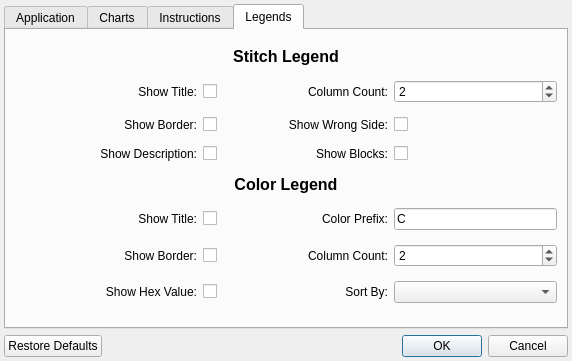
Above: src/settings.ui from iPenguin/CrochetCharts before the change. Below: the same form after it.
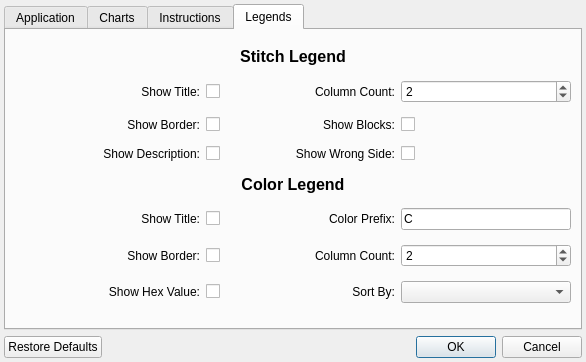
That is the form after the change. The open tabs and pages were chosen to show the change.

```diff
--- a/src/settings.ui
+++ b/src/settings.ui
@@ -6,8 +6,8 @@
    <rect>
     <x>0</x>
     <y>0</y>
-    <width>572</width>
-    <height>361</height>
+    <width>586</width>
+    <height>362</height>
    </rect>
   </property>
   <property name="windowTitle">
@@ -457,33 +457,7 @@
          </property>
         </widget>
        </item>
-       <item row="4" column="3">
-        <widget class="QLabel" name="label_16">
-         <property name="text">
-          <string>Show Blocks:</string>
-         </property>
-         <property name="alignment">
-          <set>Qt::AlignRight|Qt::AlignTrailing|Qt::AlignVCenter</set>
-         </property>
-         <property name="buddy">
-          <cstring>showStitchBlock</cstring>
-         </property>
-        </widget>
-       </item>
-       <item row="4" column="4" colspan="2">
-        <widget class="QCheckBox" name="showStitchBlock">
-         <property name="sizePolicy">
-          <sizepolicy hsizetype="Minimum" vsizetype="Fixed">
-           <horstretch>0</horstretch>
-           <verstretch>0</verstretch>
-          </sizepolicy>
-         </property>
-         <property name="text">
-          <string/>
-         </property>
-        </widget>
-       </item>
-       <item row="5" column="0" colspan="6">
+       <item row="6" column="0" colspan="6">
         <widget class="QLabel" name="label_21">
          <property name="sizePolicy">
           <sizepolicy hsizetype="Preferred" vsizetype="Fixed">
@@ -500,7 +474,7 @@
          </property>
         </widget>
        </item>
-       <item row="7" column="3">
+       <item row="8" column="3">
         <widget class="QLabel" name="label_9">
          <property name="text">
           <string>Color Prefix:</string>
@@ -513,14 +487,14 @@
          </property>
         </widget>
        </item>
-       <item row="7" column="4" colspan="2">
+       <item row="8" column="4" colspan="2">
         <widget class="QLineEdit" name="colorPrefix">
          <property name="text">
           <string>C</string>
          </property>
         </widget>
        </item>
-       <item row="8" column="0" colspan="2">
+       <item row="9" column="0" colspan="2">
         <widget class="QLabel" name="label_13">
          <property name="text">
           <string>Show Border:</string>
@@ -533,14 +507,14 @@
          </property>
         </widget>
        </item>
-       <item row="8" column="2">
+       <item row="9" column="2">
         <widget class="QCheckBox" name="showColorBorder">
          <property name="text">
           <string/>
          </property>
         </widget>
        </item>
-       <item row="8" column="3">
+       <item row="9" column="3">
         <widget class="QLabel" name="label_8">
          <property name="text">
           <string>Column Count:</string>
@@ -553,24 +527,24 @@
          </property>
         </widget>
        </item>
-       <item row="8" column="4" colspan="2">
-        <widget class="QSpinBox" name="colorLegendColumnCount">
-         <property name="minimum">
-          <number>1</number>
-         </property>
-         <property name="maximum">
-          <number>10</number>
-         </property>
-         <property name="value">
-          <number>2</number>
-         </property>
-        </widget>
-       </item>
        <item row="9" column="4" colspan="2">
+        <widget class="QSpinBox" name="colorLegendColumnCount">
+         <property name="minimum">
+          <number>1</number>
+         </property>
+         <property name="maximum">
+          <number>10</number>
+         </property>
+         <property name="value">
+          <number>2</number>
+         </property>
+        </widget>
+       </item>
+       <item row="10" column="4" colspan="2">
         <widget class="QComboBox" name="colorLegendSortBy"/>
        </item>
-       <item row="9" column="3">
-        <widget class="QLabel" name="label_11">
+       <item row="10" column="3">
+        <widget class="QLabel" name="colorSortByLbl">
          <property name="text">
           <string>Sort By:</string>
          </property>
@@ -582,33 +556,7 @@
          </property>
         </widget>
        </item>
-       <item row="3" column="3">
-        <widget class="QLabel" name="label_18">
-         <property name="text">
-          <string>Show Wrong Side:</string>
-         </property>
-         <property name="alignment">
-          <set>Qt::AlignRight|Qt::AlignTrailing|Qt::AlignVCenter</set>
-         </property>
-         <property name="buddy">
-          <cstring>showStitchWrongSide</cstring>
-         </property>
-        </widget>
-       </item>
-       <item row="3" column="4" colspan="2">
-        <widget class="QCheckBox" name="showStitchWrongSide">
-         <property name="sizePolicy">
-          <sizepolicy hsizetype="Minimum" vsizetype="Fixed">
-           <horstretch>0</horstretch>
-           <verstretch>0</verstretch>
-          </sizepolicy>
-         </property>
-         <property name="text">
-          <string/>
-         </property>
-        </widget>
-       </item>
-       <item row="4" column="2">
+       <item row="5" column="2">
         <widget class="QCheckBox" name="showStitchDescription">
          <property name="sizePolicy">
           <sizepolicy hsizetype="Minimum" vsizetype="Fixed">
@@ -621,7 +569,7 @@
          </property>
         </widget>
        </item>
-       <item row="4" column="1">
+       <item row="5" column="1">
         <widget class="QLabel" name="label_17">
          <property name="text">
           <string>Show Description:</string>
@@ -634,7 +582,7 @@
          </property>
         </widget>
        </item>
-       <item row="3" column="1">
+       <item row="4" column="1">
         <widget class="QLabel" name="label_19">
          <property name="text">
           <string>Show Border:</string>
@@ -647,7 +595,7 @@
          </property>
         </widget>
        </item>
-       <item row="3" column="2">
+       <item row="4" column="2">
         <widget class="QCheckBox" name="showStitchBorder">
          <property name="sizePolicy">
           <sizepolicy hsizetype="Minimum" vsizetype="Fixed">
@@ -686,7 +634,7 @@
          </property>
         </widget>
        </item>
-       <item row="9" column="1">
+       <item row="10" column="1">
         <widget class="QLabel" name="label_12">
          <property name="text">
           <string>Show Hex Value:</string>
@@ -699,21 +647,21 @@
          </property>
         </widget>
        </item>
-       <item row="9" column="2">
+       <item row="10" column="2">
         <widget class="QCheckBox" name="showColorHexValues">
          <property name="text">
           <string/>
          </property>
         </widget>
        </item>
-       <item row="7" column="2">
+       <item row="8" column="2">
         <widget class="QCheckBox" name="showColorTitle">
          <property name="text">
           <string/>
          </property>
         </widget>
        </item>
-       <item row="7" column="1">
+       <item row="8" column="1">
         <widget class="QLabel" name="label_14">
          <property name="text">
           <string>Show Title:</string>
@@ -726,6 +674,58 @@
          </property>
         </widget>
        </item>
+       <item row="5" column="3">
+        <widget class="QLabel" name="showStitchWrongSideLbl">
+         <property name="text">
+          <string>Show Wrong Side:</string>
+         </property>
+         <property name="alignment">
+          <set>Qt::AlignRight|Qt::AlignTrailing|Qt::AlignVCenter</set>
+         </property>
+         <property name="buddy">
+          <cstring>showStitchWrongSide</cstring>
+         </property>
+        </widget>
+       </item>
+       <item row="5" column="4">
+        <widget class="QCheckBox" name="showStitchWrongSide">
+         <property name="sizePolicy">
+          <sizepolicy hsizetype="Minimum" vsizetype="Fixed">
+           <horstretch>0</horstretch>
+           <verstretch>0</verstretch>
+          </sizepolicy>
+         </property>
+         <property name="text">
+          <string/>
+         </property>
+        </widget>
+       </item>
+       <item row="4" column="4">
+        <widget class="QCheckBox" name="showStitchBlock">
+         <property name="sizePolicy">
+          <sizepolicy hsizetype="Minimum" vsizetype="Fixed">
+           <horstretch>0</horstretch>
+           <verstretch>0</verstretch>
+          </sizepolicy>
+         </property>
+         <property name="text">
+          <string/>
+         </property>
+        </widget>
+       </item>
+       <item row="4" column="3">
+        <widget class="QLabel" name="label_16">
+         <property name="text">
+          <string>Show Blocks:</string>
+         </property>
+         <property name="alignment">
+          <set>Qt::AlignRight|Qt::AlignTrailing|Qt::AlignVCenter</set>
+         </property>
+         <property name="buddy">
+          <cstring>showStitchBlock</cstring>
+         </property>
+        </widget>
+       </item>
       </layout>
      </widget>
     </widget>
```
Left out of the diff: 9 changed lines with no effect on the pictures.
